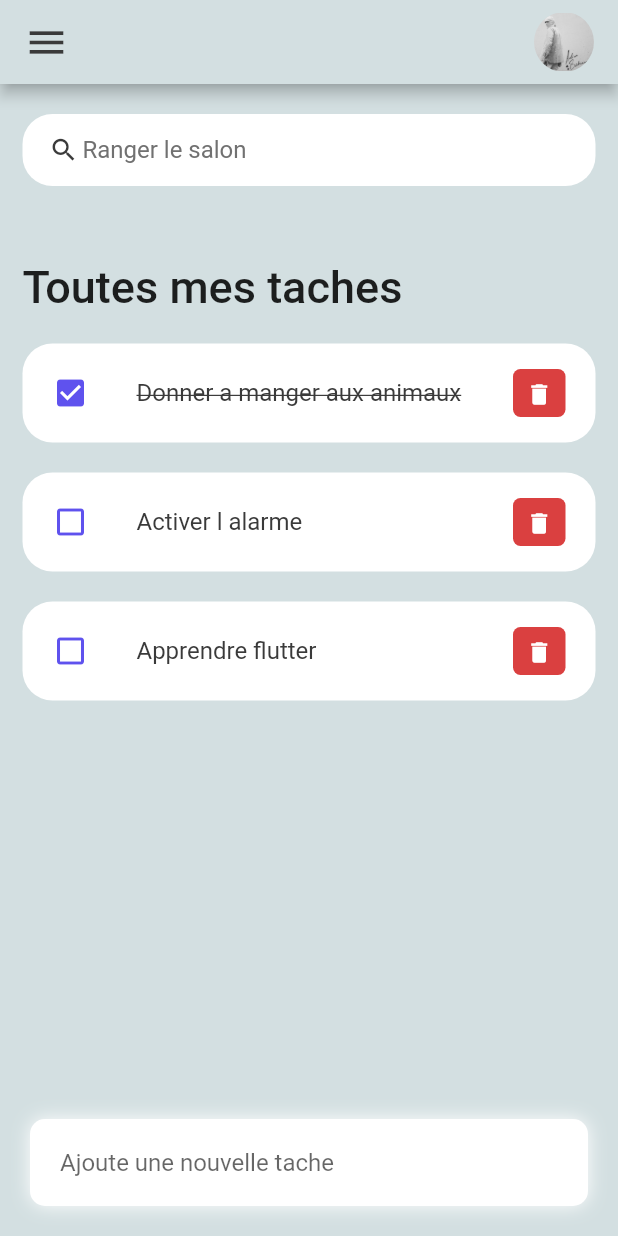
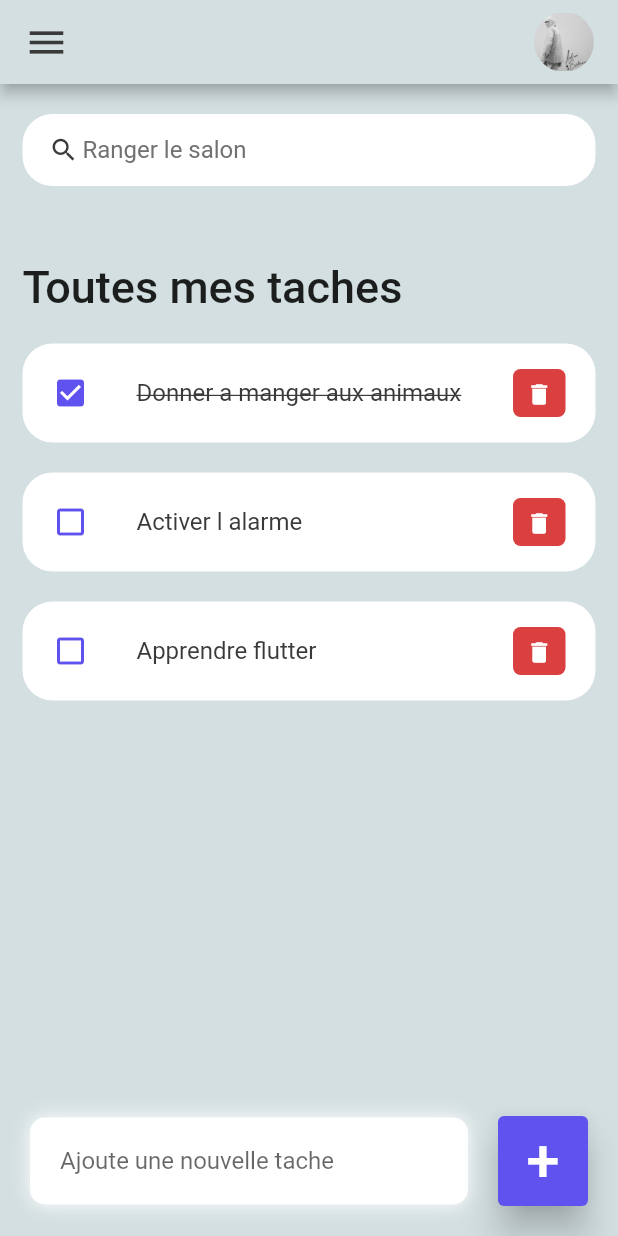
Before and after one commit to Meerwaan/todo_app, a Flutter app: the screen it shows after launch, on a phone screen of 412 x 824 dp. Run offline on Flutter 3.47's test engine with Material 2 defaults, Android fonts, the phone set to English and light mode, and no system bars; missing offline and left inert: dart:ffi.

Commit message:
style de la barre de recherche

```diff
--- a/lib/screens/home.dart
+++ b/lib/screens/home.dart
@@ -51,9 +51,10 @@ class Home extends StatelessWidget {
                 Expanded(
                   child: Container(
                     margin: EdgeInsets.only(bottom: 20, right: 20, left: 20),
-                    padding: EdgeInsets.symmetric(horizontal: 20,vertical: 5),
-                    decoration:
-                        BoxDecoration(color: Colors.white, boxShadow: const [
+                    padding: EdgeInsets.symmetric(horizontal: 20, vertical: 5),
+                    decoration: BoxDecoration(
+                      color: Colors.white,
+                      boxShadow: const [
                         BoxShadow(
                             color: Colors.white,
                             offset: Offset(0.0, 0.0),
@@ -61,14 +62,27 @@ class Home extends StatelessWidget {
                             spreadRadius: 0.0)
                       ],
                       borderRadius: BorderRadius.circular(10),
-
                     ),
                     child: TextField(
                       decoration: InputDecoration(
                         hintText: 'Ajoute une nouvelle tache',
                         border: InputBorder.none,
-
                       ),
+                    ),
+                  ),
+                ),
+                Container(
+                  margin: EdgeInsets.only(bottom: 20, right: 20),
+                  child: ElevatedButton(
+                    child: Text(
+                      '+',
+                      style: TextStyle(fontSize: 40),
+                    ),
+                    onPressed: () {},
+                    style: ElevatedButton.styleFrom(
+                      primary: tdBlue,
+                      minimumSize: Size(60, 60),
+                      elevation: 10
                     ),
                   ),
                 )
```
Lines whose indentation alone changed are shown as unchanged.
